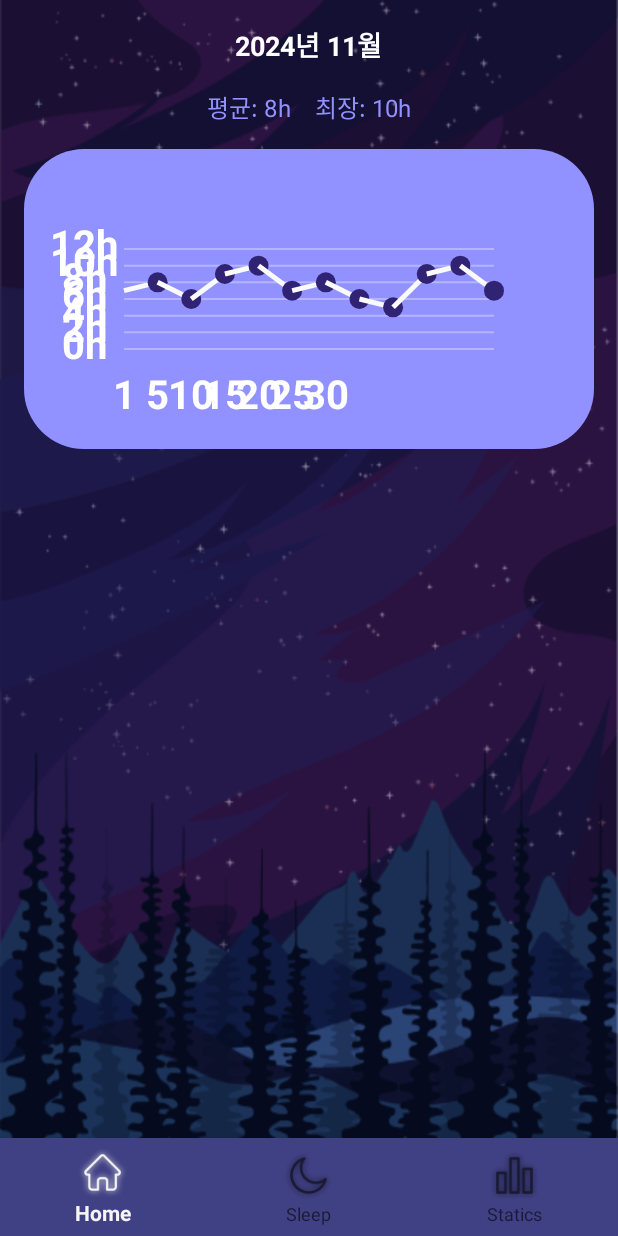
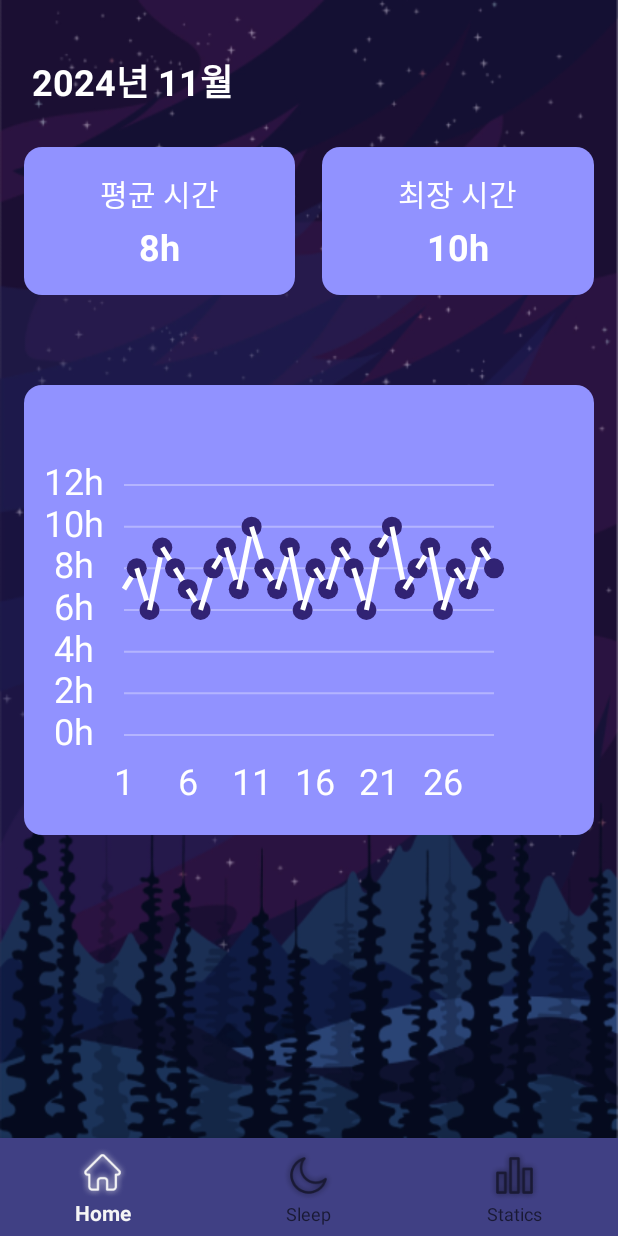
Before and after one commit to YeRimmm-Cho/CoolcoolLog, an Android app: the fragment MonthlyStatisticsFragment placed in its activity, on a phone screen of 412 x 824 dp. Run offline under Robolectric (Android 15) with nearby library versions, the phone set to English and light mode, and no system bars.

Commit message:
Feat: 먼슬리 통계 레이아웃 화면 구현

```diff
--- a/app/src/main/java/com/example/coolcoollog/MonthlyStatisticsFragment.java
+++ b/app/src/main/java/com/example/coolcoollog/MonthlyStatisticsFragment.java
@@ -9,20 +9,32 @@ import androidx.annotation.NonNull;
 import androidx.annotation.Nullable;
 import androidx.fragment.app.Fragment;
 
+import com.example.coolcoollog.R;
 import com.example.coolcoollog.view.CustomGraphView;
 
 public class MonthlyStatisticsFragment extends Fragment {
+    private CustomGraphView graphView;
 
-    @Nullable
     @Override
-    public View onCreateView(@NonNull LayoutInflater inflater, @Nullable ViewGroup container, @Nullable Bundle savedInstanceState) {
+    public View onCreateView(LayoutInflater inflater, ViewGroup container, Bundle savedInstanceState) {
         View view = inflater.inflate(R.layout.fragment_monthly_statistics, container, false);
 
-        // CustomGraphView에 데이터 전달
-        CustomGraphView graphView = view.findViewById(R.id.sleepGraphView);
-        float[] monthlyData = {7f, 8f, 6f, 9f, 10f, 7f, 8f, 6f, 5f, 9f, 10f, 7f}; // 월간 데이터
-        String[] monthlyLabels = {"1", "5", "10", "15", "20", "25", "30"}; // X축 레이블
-        graphView.setData(monthlyData, monthlyLabels);
+        graphView = view.findViewById(R.id.sleepGraphView);
+
+        // 30개의 샘플 데이터
+        float[] dataPoints = {
+                7f, 8f, 6f, 9f, 8f, 7f, 6f, 8f, 9f, 7f,
+                10f, 8f, 7f, 9f, 6f, 8f, 7f, 9f, 8f, 6f,
+                9f, 10f, 7f, 8f, 9f, 6f, 8f, 7f, 9f, 8f
+        };
+        String[] labels = {
+                "1", "2", "3", "4", "5", "6", "7", "8", "9", "10",
+                "11", "12", "13", "14", "15", "16", "17", "18", "19", "20",
+                "21", "22", "23", "24", "25", "26", "27", "28", "29", "30"
+        };
+
+        graphView.setData(dataPoints, labels);
+        graphView.setLabelInterval(5); // 5일 단위로 X축 레이블 표시
 
         return view;
     }
--- a/app/src/main/java/com/example/coolcoollog/WeeklyStatisticsFragment.java
+++ b/app/src/main/java/com/example/coolcoollog/WeeklyStatisticsFragment.java
@@ -12,17 +12,20 @@ import androidx.fragment.app.Fragment;
 import com.example.coolcoollog.view.CustomGraphView;
 
 public class WeeklyStatisticsFragment extends Fragment {
+    private CustomGraphView graphView;
 
-    @Nullable
     @Override
-    public View onCreateView(@NonNull LayoutInflater inflater, @Nullable ViewGroup container, @Nullable Bundle savedInstanceState) {
+    public View onCreateView(LayoutInflater inflater, ViewGroup container, Bundle savedInstanceState) {
         View view = inflater.inflate(R.layout.fragment_weekly_statistics, container, false);
 
-        // CustomGraphView에 데이터 전달
-        CustomGraphView graphView = view.findViewById(R.id.sleepGraphView);
-        float[] weeklyData = {8f, 9f, 7f, 6f, 10f}; // 주간 데이터
-        String[] weeklyLabels = {"Mon", "Tue", "Wed", "Thu", "Fri"}; // X축 레이블
-        graphView.setData(weeklyData, weeklyLabels);
+        graphView = view.findViewById(R.id.sleepGraphView);
+
+        // 주간 데이터 (7일)
+        float[] dataPoints = {7f, 8f, 6f, 9f, 8f, 7f, 6f};
+        String[] labels = {"Mon", "Tue", "Wed", "Thu", "Fri", "Sat", "Sun"};
+
+        graphView.setData(dataPoints, labels);
+        graphView.setLabelInterval(1); // 모든 X축 레이블 표시
 
         return view;
     }
--- a/app/src/main/java/com/example/coolcoollog/view/CustomGraphView.java
+++ b/app/src/main/java/com/example/coolcoollog/view/CustomGraphView.java
@@ -8,12 +8,13 @@ import android.util.AttributeSet;
 import android.view.View;
 
 public class CustomGraphView extends View {
-    private Paint linePaint; // 선을 그리기 위한 Paint
-    private Paint pointPaint; // 점을 그리기 위한 Paint
-    private Paint textPaint; // 텍스트(축 레이블) 표시용 Paint
-    private Paint gridPaint; // Y축 격자선용 Paint
-    private float[] dataPoints = new float[]{8f, 9f, 7f, 6f, 10f}; // 샘플 데이터
-    private String[] labels = new String[]{"Mon", "Tue", "Wed", "Thu", "Fri"}; // 샘플 X축 레이블
+    private Paint linePaint;
+    private Paint pointPaint;
+    private Paint textPaint;
+    private Paint gridPaint;
+    private float[] dataPoints;
+    private String[] labels;
+    private int labelInterval = 1; // 기본 X축 레이블 간격
 
     public CustomGraphView(Context context) {
         super(context);
@@ -26,36 +27,39 @@ public class CustomGraphView extends View {
     }
 
     private void init() {
-        // 선 Paint 설정
+        // 선 설정
         linePaint = new Paint();
-        linePaint.setColor(Color.parseColor("#fafafa")); // 흰색
+        linePaint.setColor(Color.WHITE);
         linePaint.setStrokeWidth(5f);
         linePaint.setStyle(Paint.Style.STROKE);
 
-        // 점 Paint 설정
+        // 점 설정
         pointPaint = new Paint();
-        pointPaint.setColor(Color.parseColor("#312374")); // 보라색
+        pointPaint.setColor(Color.parseColor("#312374"));
         pointPaint.setStyle(Paint.Style.FILL);
-        pointPaint.setStrokeWidth(15f);
+        pointPaint.setStrokeWidth(10f);
 
-        // 텍스트 Paint 설정 (X축, Y축 레이블)
+        // 텍스트 설정
         textPaint = new Paint();
         textPaint.setColor(Color.WHITE);
-        textPaint.setTextSize(40f);
-        textPaint.setTypeface(android.graphics.Typeface.DEFAULT_BOLD);
+        textPaint.setTextSize(36f);
         textPaint.setTextAlign(Paint.Align.CENTER);
 
-        // Y축 격자선 Paint 설정
+        // 격자선 설정
         gridPaint = new Paint();
         gridPaint.setColor(Color.parseColor("#50FFFFFF")); // 반투명 흰색
         gridPaint.setStrokeWidth(2f);
-        gridPaint.setStyle(Paint.Style.STROKE);
     }
 
     public void setData(float[] dataPoints, String[] labels) {
         this.dataPoints = dataPoints;
         this.labels = labels;
-        invalidate(); // 데이터가 변경되었으니 다시 그리기
+        invalidate();
+    }
+
+    public void setLabelInterval(int interval) {
+        this.labelInterval = interval;
+        invalidate(); // 다시 그리기
     }
 
     @Override
@@ -66,7 +70,7 @@ public class CustomGraphView extends View {
             return; // 데이터가 없으면 아무것도 그리지 않음
         }
 
-        // 그래프 영역 정의
+        // 그래프 영역 설정
         float width = getWidth();
         float height = getHeight();
         float padding = 100f;
@@ -74,17 +78,17 @@ public class CustomGraphView extends View {
         float graphWidth = width - (2 * padding);
         float graphHeight = height - (2 * padding);
 
-        float maxDataValue = 12f;
+        float maxDataValue = 12f; // 최대 수면 시간
         float stepX = graphWidth / (dataPoints.length - 1); // X축 간격
 
-        // Y축 격자선 및 레이블 그리기
-        for (int i = 0; i <= maxDataValue; i += 2) { // 2시간 간격
+        // Y축 레이블 및 격자선
+        for (int i = 0; i <= maxDataValue; i += 2) {
             float y = height - padding - (i / maxDataValue * graphHeight);
-            canvas.drawLine(padding, y, width - padding, y, gridPaint); // Y축 격자선
-            canvas.drawText(i + "h", padding - 40f, y + 10f, textPaint); // Y축 레이블
+            canvas.drawLine(padding, y, width - padding, y, gridPaint); // 격자선
+            canvas.drawText(i + "h", padding - 50f, y + 10f, textPaint); // Y축 레이블
         }
 
-        // 선과 점 그리기
+        // 그래프 선과 점
         float startX = padding;
         float startY = height - padding - (dataPoints[0] / maxDataValue * graphHeight);
 
@@ -92,21 +96,20 @@ public class CustomGraphView extends View {
             float endX = padding + (i * stepX);
             float endY = height - padding - (dataPoints[i] / maxDataValue * graphHeight);
 
-            // 선 그리기
-            canvas.drawLine(startX, startY, endX, endY, linePaint);
-
-            // 점 그리기
-            canvas.drawCircle(endX, endY, 10f, pointPaint);
+            canvas.drawLine(startX, startY, endX, endY, linePaint); // 선 그리기
+            canvas.drawCircle(endX, endY, 10f, pointPaint); // 점 그리기
 
             startX = endX;
             startY = endY;
         }
 
         // X축 레이블 표시
-        for (int i = 0; i < labels.length; i++) {
-            float labelX = padding + (i * stepX);
-            float labelY = height - padding + 60f; // X축 텍스트 위치 조정
-            canvas.drawText(labels[i], labelX, labelY, textPaint);
+        for (int i = 0; i < dataPoints.length; i++) {
+            if (i % labelInterval == 0) { // 지정된 간격으로 레이블 표시
+                float labelX = padding + (i * stepX);
+                float labelY = height - padding + 60f;
+                canvas.drawText(labels != null && labels.length > i ? labels[i] : String.valueOf(i + 1), labelX, labelY, textPaint);
+            }
         }
     }
 }
--- a/app/src/main/res/layout/fragment_monthly_statistics.xml
+++ b/app/src/main/res/layout/fragment_monthly_statistics.xml
@@ -9,49 +9,91 @@
         android:id="@+id/monthTextView"
         android:layout_width="wrap_content"
         android:layout_height="wrap_content"
-        android:layout_centerHorizontal="true"
+        android:layout_marginLeft="5dp"
+        android:layout_marginTop="20dp"
         android:text="2024년 11월"
         android:textColor="@color/white"
-        android:textSize="18sp"
+        android:textSize="24sp"
         android:textStyle="bold" />
 
-    <!-- 평균과 최장 시간 -->
+    <!-- 평균과 최장 시간 섹션 -->
     <LinearLayout
         android:id="@+id/averageAndMaxContainer"
         android:layout_width="match_parent"
         android:layout_height="wrap_content"
         android:layout_below="@id/monthTextView"
-        android:layout_marginTop="16dp"
+        android:layout_marginTop="26dp"
         android:orientation="horizontal"
         android:gravity="center">
+
+        <!-- 평균 수면 시간 -->
+        <LinearLayout
+            android:layout_width="0dp"
+            android:layout_height="wrap_content"
+            android:layout_weight="1"
+            android:layout_marginEnd="10dp"
+            android:orientation="vertical"
+            android:gravity="center"
+            android:padding="16dp"
+            android:background="@drawable/background_rec_light_purple">
+
+            <TextView
+                android:id="@+id/averageTitle"
+                android:layout_width="wrap_content"
+                android:layout_height="wrap_content"
+                android:text="평균 시간"
+                android:textColor="@color/white"
+                android:textSize="20sp"
+                android:layout_marginBottom="4dp" />
 
             <TextView
                 android:id="@+id/averageTextView"
                 android:layout_width="wrap_content"
                 android:layout_height="wrap_content"
-            android:text="평균: 8h"
-            android:textColor="@color/light_purple"
-            android:textSize="16sp"
-            android:layout_marginEnd="16dp" />
+                android:text="8h"
+                android:textColor="@color/white"
+                android:textSize="24sp"
+                android:textStyle="bold" />
+        </LinearLayout>
+
+        <!-- 최장 수면 시간 -->
+        <LinearLayout
+            android:layout_width="0dp"
+            android:layout_height="wrap_content"
+            android:layout_weight="1"
+            android:layout_marginStart="8dp"
+            android:orientation="vertical"
+            android:gravity="center"
+            android:padding="16dp"
+            android:background="@drawable/background_rec_light_purple">
+
+            <TextView
+                android:id="@+id/maxTitle"
+                android:layout_width="wrap_content"
+                android:layout_height="wrap_content"
+                android:text="최장 시간"
+                android:textColor="@color/white"
+                android:textSize="20sp"
+                android:layout_marginBottom="4dp" />
 
             <TextView
                 android:id="@+id/maxTextView"
                 android:layout_width="wrap_content"
                 android:layout_height="wrap_content"
-            android:text="최장: 10h"
-            android:textColor="@color/light_purple"
-            android:textSize="16sp" />
+                android:text="10h"
+                android:textColor="@color/white"
+                android:textSize="24sp"
+                android:textStyle="bold" />
+        </LinearLayout>
     </LinearLayout>
 
     <!-- 수면 패턴 그래프 -->
     <com.example.coolcoollog.view.CustomGraphView
         android:id="@+id/sleepGraphView"
-        android:background="@drawable/button_rec_setalarm"
         android:layout_width="match_parent"
-        android:layout_height="200dp"
+        android:layout_height="300dp"
         android:layout_below="@id/averageAndMaxContainer"
-        android:layout_marginTop="16dp"
-        android:layout_centerHorizontal="true" />
-
-
+        android:layout_marginTop="60dp"
+        android:layout_centerHorizontal="true"
+        android:background="@drawable/background_rec_light_purple" />
 </RelativeLayout>
```
Lines whose indentation alone changed are shown as unchanged.
